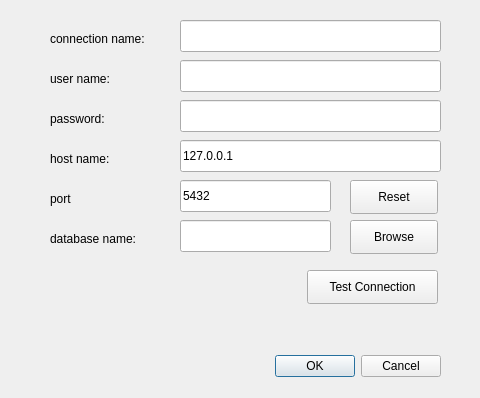
Qt form db_settings.ui (MaciekTalaska/PatriciaSQL) before a commit.
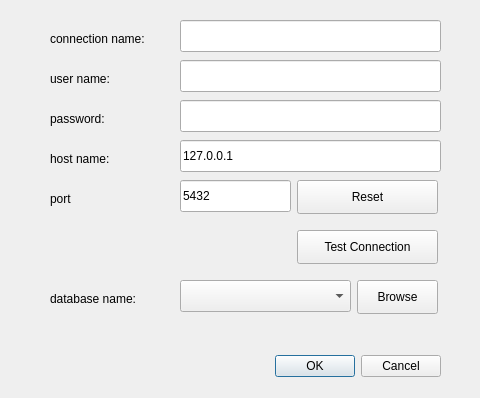
The same form after that commit.

Diff of the .ui file:
```diff
--- a/db_settings.ui
+++ b/db_settings.ui
@@ -70,7 +70,7 @@
     <rect>
      <x>180</x>
      <y>180</y>
-     <width>151</width>
+     <width>111</width>
      <height>32</height>
     </rect>
    </property>
@@ -134,7 +134,7 @@
    <property name="geometry">
     <rect>
      <x>50</x>
-     <y>230</y>
+     <y>290</y>
      <width>121</width>
      <height>18</height>
     </rect>
@@ -146,9 +146,9 @@
   <widget class="QPushButton" name="btnResetPort">
    <property name="geometry">
     <rect>
-     <x>350</x>
+     <x>297</x>
      <y>180</y>
-     <width>88</width>
+     <width>141</width>
      <height>34</height>
     </rect>
    </property>
@@ -156,25 +156,12 @@
     <string>Reset</string>
    </property>
   </widget>
-  <widget class="QLineEdit" name="txtdbName">
-   <property name="geometry">
-    <rect>
-     <x>180</x>
-     <y>220</y>
-     <width>151</width>
-     <height>32</height>
-    </rect>
-   </property>
-   <property name="text">
-    <string/>
-   </property>
-  </widget>
   <widget class="QPushButton" name="btnBrowseDatabases">
    <property name="geometry">
     <rect>
-     <x>350</x>
-     <y>220</y>
-     <width>88</width>
+     <x>357</x>
+     <y>280</y>
+     <width>81</width>
      <height>34</height>
     </rect>
    </property>
@@ -208,9 +195,9 @@
   <widget class="QPushButton" name="btnTestConnection">
    <property name="geometry">
     <rect>
-     <x>307</x>
-     <y>270</y>
-     <width>131</width>
+     <x>297</x>
+     <y>230</y>
+     <width>141</width>
      <height>34</height>
     </rect>
    </property>
@@ -218,6 +205,16 @@
     <string>Test Connection</string>
    </property>
   </widget>
+  <widget class="QComboBox" name="cbxDBs">
+   <property name="geometry">
+    <rect>
+     <x>180</x>
+     <y>280</y>
+     <width>171</width>
+     <height>32</height>
+    </rect>
+   </property>
+  </widget>
  </widget>
  <tabstops>
   <tabstop>txtConnectionName</tabstop>
```
Left out of the diff: 1 changed line with no effect on the pictures.
